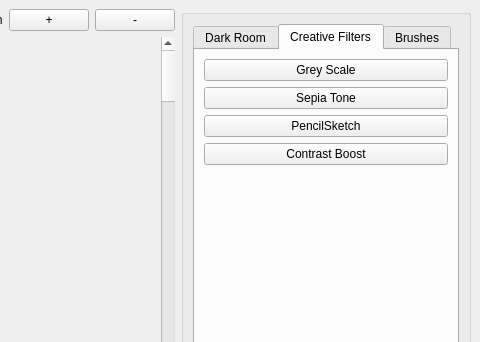
First picture: the form in Fotoshop/workingwindow.ui, repository Hardikp16/CS340, before the edit; both pictures show x 673 to 1153 and y 0 to 342 of the 1153 by 646 pixel window.
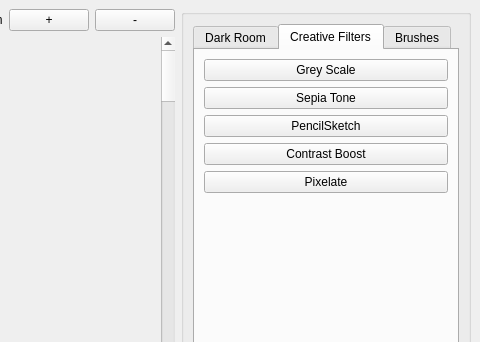
Second picture: the form after the edit. The open tabs and pages were chosen to show the change.

Commit message: Pixelate filter

The edit to the form file:
```diff
--- a/Fotoshop/workingwindow.ui
+++ b/Fotoshop/workingwindow.ui
@@ -129,6 +129,12 @@
     </item>
     <item row="0" column="1" rowspan="3" alignment="Qt::AlignRight">
      <widget class="QGroupBox" name="horizontalGroupBox">
+      <property name="minimumSize">
+       <size>
+        <width>290</width>
+        <height>0</height>
+       </size>
+      </property>
       <property name="maximumSize">
        <size>
         <width>290</width>
@@ -308,6 +314,13 @@
              </property>
             </widget>
            </item>
+           <item>
+            <widget class="QPushButton" name="PixelateButton">
+             <property name="text">
+              <string>Pixelate</string>
+             </property>
+            </widget>
+           </item>
            <item>
             <spacer name="verticalSpacer">
              <property name="orientation">
```
Left out of the diff: 4 changed lines with no effect on the pictures. The commit also changes 3 other files.
